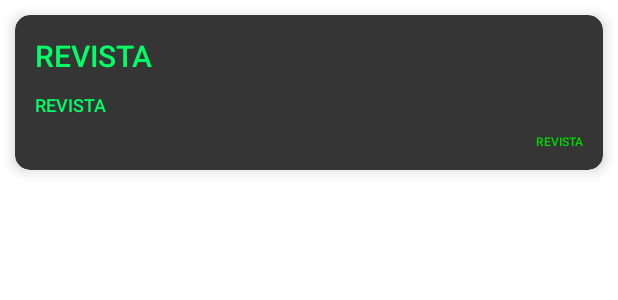
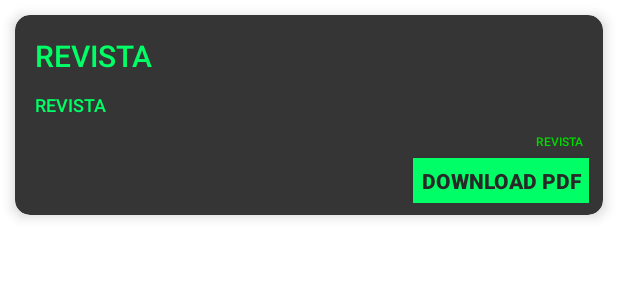
Before and after one commit to AdrianVeas/RevistasUteqWebService, an Android app: the layout crdvwarticulos.xml on its own in the app's theme, with its tools: preview values and no code run, on a phone screen of 412 x 824 dp. Shown: the top 300 px of the screen. Run offline under Robolectric (Android 15) with nearby library versions, the phone set to English and light mode, and no system bars; network calls fail.

Commit message:
Mejora Sustancial

```diff
--- a/app/src/main/java/com/example/uteqwebservice/ArticulosActivity.kt
+++ b/app/src/main/java/com/example/uteqwebservice/ArticulosActivity.kt
@@ -2,6 +2,7 @@ package com.example.uteqwebservice
 
 import androidx.appcompat.app.AppCompatActivity
 import android.os.Bundle
+import android.view.View
 import android.view.animation.AnimationUtils
 import android.widget.TextView
 import android.widget.Toast
@@ -77,7 +78,10 @@ class ArticulosActivity : AppCompatActivity() {
 
         }
         catch (e :Exception ){
-            Toast.makeText(applicationContext, "Error: "+e.message , Toast.LENGTH_SHORT).show();
+            Toast.makeText(applicationContext, "Error: "+e.message , Toast.LENGTH_SHORT).show()
         }
     }
+    fun downloadpdf(v: View?) {
+        Toast.makeText(applicationContext, "YEAH", Toast.LENGTH_SHORT).show()
+    }
 }
--- a/app/src/main/res/layout/crdvwarticulos.xml
+++ b/app/src/main/res/layout/crdvwarticulos.xml
@@ -49,6 +49,24 @@
                 android:textStyle="normal"
                 android:textColor="#00da00"
                 android:text="REVISTA" />
+
+            <androidx.appcompat.widget.AppCompatButton
+                android:id="@+id/btnDownloadPdf"
+                android:layout_width="117dp"
+                android:layout_height="30dp"
+                android:layout_below="@id/txtFechaArticulo"
+                android:layout_alignParentEnd="true"
+                android:layout_marginEnd="1dp"
+                android:background="@color/color1"
+                android:backgroundTint="@color/colorPrimary"
+                android:onClick="downloadpdf"
+                android:text="@string/download_pdf"
+                android:textColor="@color/colorPrimaryDark"
+                android:textStyle="bold"
+                app:cardCornerRadius="10dp"
+                app:layout_constraintEnd_toEndOf="parent"
+                app:layout_constraintHorizontal_bias="0.498"
+                app:layout_constraintStart_toStartOf="parent" />
         </RelativeLayout>
     </androidx.cardview.widget.CardView>
 </LinearLayout>
--- a/app/src/main/res/values/strings.xml
+++ b/app/src/main/res/values/strings.xml
@@ -6,4 +6,5 @@
     <string name="seleccione_un_idioma_a_mostrar">Seleccione un idioma a mostrar</string>
     <string name="todo">TODO</string>
     <string name="lenguaje_language_l_ngua">LENGUAJE/LANGUAGE/LÍNGUA</string>
+    <string name="download_pdf">DOWNLOAD PDF</string>
 </resources>
```
